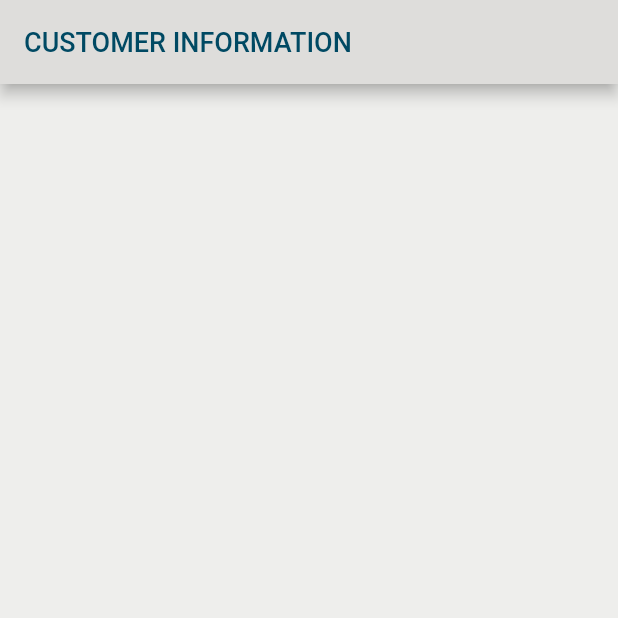
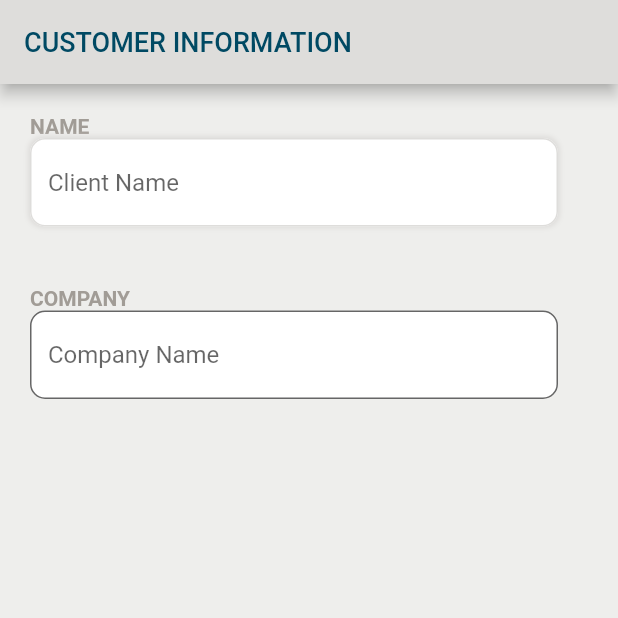
Before and after one commit to SonQBChau/brand_root_solution, a Flutter app: the screen it shows after launch, on a phone screen of 412 x 824 dp, the top half of it. Run offline on Flutter 3.47's test engine with Material 2 defaults, Android fonts, the phone set to English and light mode, and no system bars.

Commit message:
customized border textfield

```diff
--- a/lib/screens/customer_info_page.dart
+++ b/lib/screens/customer_info_page.dart
@@ -11,7 +11,94 @@ class CustomerInfoPage extends StatelessWidget {
       ),
       body: Container(
         decoration: BoxDecoration(color: colorGrey10),
+        child: ListView(
+          children: _buildFormWidgets(),
+        ),
+      ),
+    );
+  }
+
+  List<Widget> _buildFormWidgets() {
+    List<Widget> formWidget = new List();
+
+    formWidget.add(ClientName());
+    formWidget.add(CompanyName());
+
+
+    return formWidget;
+  }
+}
+
+class ClientName extends StatelessWidget {
+  @override
+  Widget build(BuildContext context) {
+    return Padding(
+      padding: const EdgeInsets.only(left: 20, right: 40, top: 20, bottom: 20),
+      child: Column(
+        crossAxisAlignment: CrossAxisAlignment.start,
+        children: <Widget>[
+          Text('NAME', style: TextStyle(color: colorGrey, fontWeight: FontWeight.bold),),
+          Container(
+            decoration: BoxDecoration(
+              boxShadow: [
+                BoxShadow(
+                  color: colorGrey20,
+                  blurRadius: 2.0, // has the effect of softening the shadow
+                  spreadRadius: 1.0, // has the effect of extending the shadow
+                )
+              ],
+              borderRadius: BorderRadius.circular(10),
+            ),
+            child: TextFormField(
+              decoration: InputDecoration(
+                enabledBorder:  OutlineInputBorder(
+                  borderSide:  BorderSide(color: colorGrey20),
+                  borderRadius: BorderRadius.all(Radius.circular(10.0)),
+                ),
+                focusedBorder:  OutlineInputBorder(
+                  borderSide:  BorderSide(color: Colors.blue),
+                  borderRadius: BorderRadius.all(Radius.circular(10.0)),
+                ) ,
+
+                  hintText: 'Client Name',
+                fillColor: Colors.white,
+                filled: true,
+
+              ),
+            ),
+          ),
+        ],
       ),
     );
   }
 }
+
+class CompanyName extends StatelessWidget {
+  @override
+  Widget build(BuildContext context) {
+    return Padding(
+      padding: const EdgeInsets.only(left: 20, right: 40, top: 20, bottom: 20),
+      child: Column(
+        crossAxisAlignment: CrossAxisAlignment.start,
+        children: <Widget>[
+          Text('COMPANY', style: TextStyle(color: colorGrey, fontWeight: FontWeight.bold),),
+          TextFormField(
+            decoration: InputDecoration(
+              border: OutlineInputBorder(
+                borderSide: BorderSide(
+                  color: Colors.grey,
+                  width: 0.5,
+                ),
+                borderRadius: BorderRadius.all(Radius.circular(10.0)),
+                gapPadding: 4,
+              ),
+              hintText: 'Company Name',
+              fillColor: Colors.white,
+              filled: true,
+            ),
+          ),
+        ],
+      ),
+    );
+  }
+}
```
